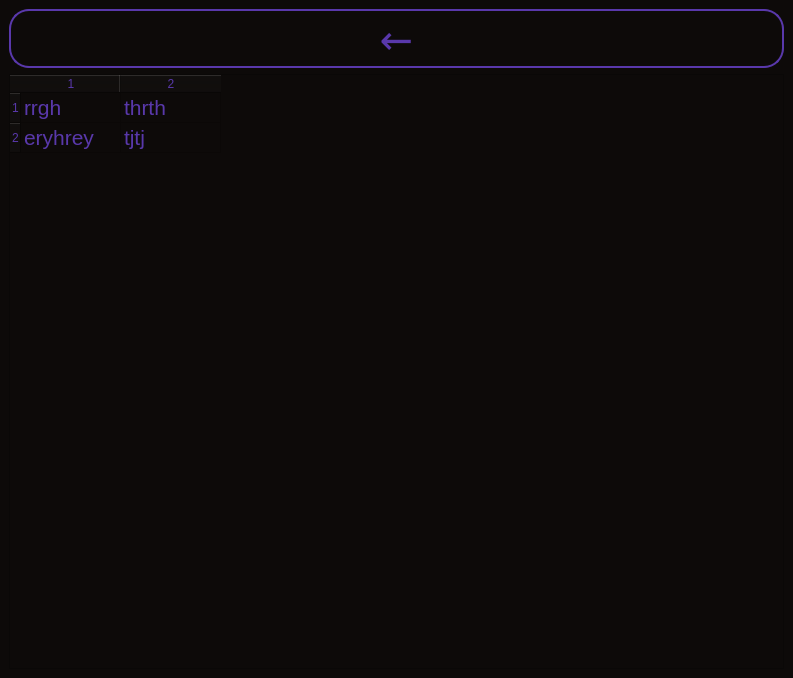
Glebadelo/numgame1, file leaderboard_screen.ui: the form before one commit.
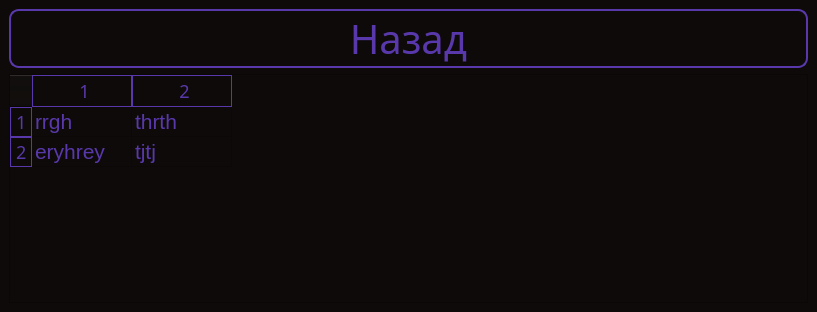
The form after the commit.

```diff
--- a/leaderboard_screen.ui
+++ b/leaderboard_screen.ui
@@ -6,8 +6,8 @@
    <rect>
     <x>0</x>
     <y>0</y>
-    <width>793</width>
-    <height>678</height>
+    <width>817</width>
+    <height>312</height>
    </rect>
   </property>
   <property name="windowTitle">
@@ -55,15 +55,26 @@
          </font>
         </property>
         <property name="styleSheet">
-         <string notr="true">background-color: rgb(13, 10, 9);
+         <string notr="true">QPushButton{
+background-color: rgb(13, 10, 9);
 color: rgb(89, 56, 171);
 border-style: solid;
 border-width: 2px;
-border-radius: 20px;
-border-color: rgb(89, 56, 171);</string>
+border-radius: 10;
+border-color: rgb(89, 56, 171);
+}
+QPushButton:hover{
+	background-color:qlineargradient(spread:pad, x1:0, y1:0, x2:1, y2:0, stop:0 rgba(13, 10, 9, 255), 	stop:1 rgba(31, 17, 25, 255));
+	border-color: rgb(130, 96, 171)
+}
+QPushButton:focus{
+	outline:none;
+	background-color:qlineargradient(spread:pad, x1:0, y1:0, x2:1, y2:0, stop:0 		rgba(13, 10, 9, 255), 	stop:1 rgba(31, 17, 25, 255));
+	border-color: rgb(130, 96, 171)
+}</string>
         </property>
         <property name="text">
-         <string>←</string>
+         <string>Назад</string>
         </property>
         <property name="iconSize">
          <size>
@@ -90,11 +101,29 @@
           <height>0</height>
          </size>
         </property>
+        <property name="maximumSize">
+         <size>
+          <width>16777215</width>
+          <height>16777215</height>
+         </size>
+        </property>
         <property name="font">
          <font>
           <pointsize>16</pointsize>
          </font>
         </property>
+        <property name="styleSheet">
+         <string notr="true">QHeaderView:section{
+	padding-left: 5px;
+    background-color: rgb(13, 10, 9);
+	border: 1px solid rgb(89, 56, 171);
+	font-size: 18px;
+	font-family: Seqoe UI;
+}
+QTableCornerButton:section{
+	 background-color: rgb(13, 10, 9);
+}</string>
+        </property>
         <property name="horizontalScrollBarPolicy">
          <enum>Qt::ScrollBarAsNeeded</enum>
         </property>
```
Left out of the diff: 2 changed lines with no effect on the pictures.
